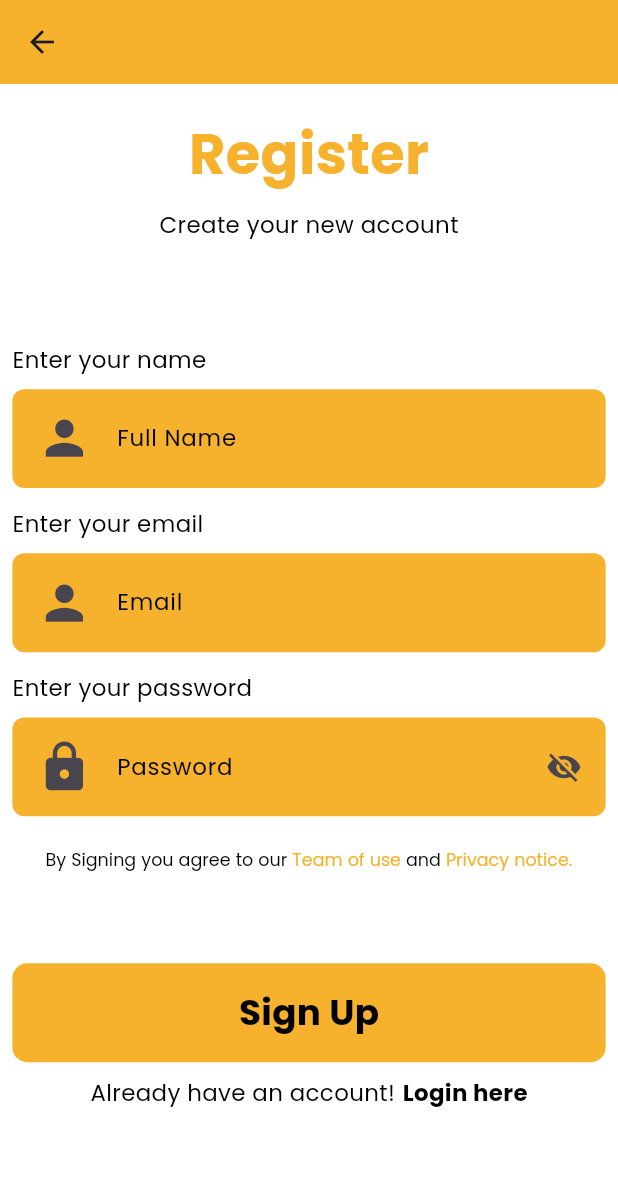
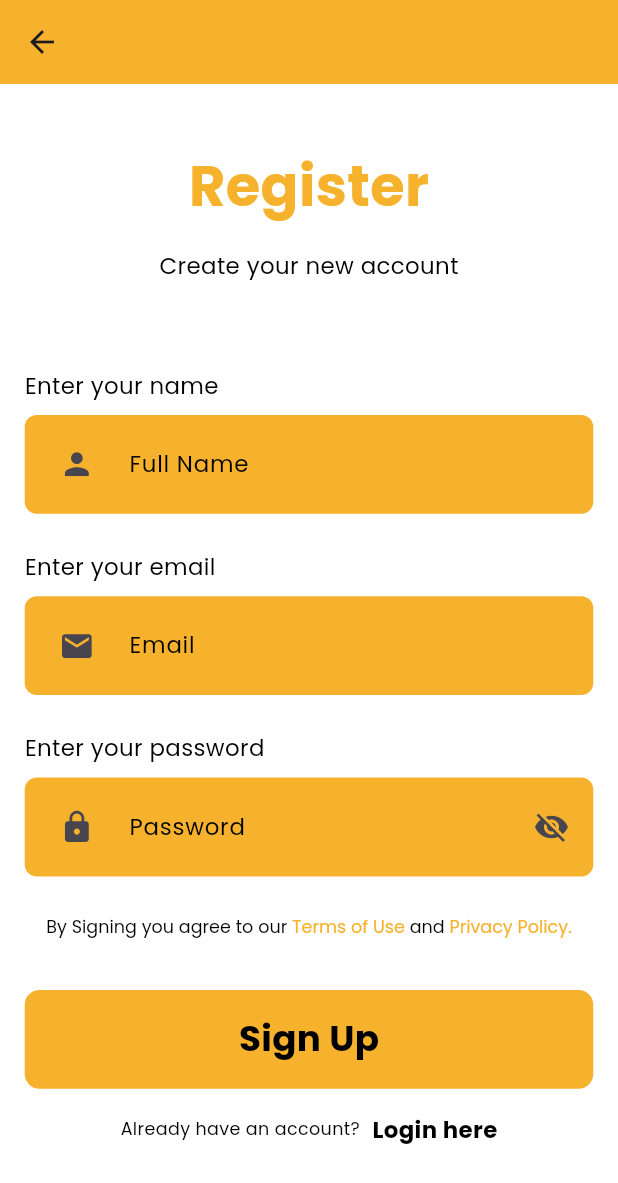
Before and after one commit to sadiqawan/AES_Project, a Flutter app: the screen it shows after launch, after a tap on "Sign Up", on a phone screen of 412 x 824 dp. Shown: the top 1183 px of the screen. Run offline on Flutter 3.47's test engine with Material 3 defaults, Android fonts, the light colour scheme and no system bars; our stand-ins replace animated_notch_bottom_bar, cloud_firestore, firebase_auth, firebase_core, firebase_storage, get and 4 more; missing offline and left inert: fade_out_particle; accounts and stored records are empty; network calls fail.

Commit message:
updated responsivens

```diff
--- a/lib/ui/mobile_ui/auth_views/login_view.dart
+++ b/lib/ui/mobile_ui/auth_views/login_view.dart
@@ -22,30 +22,36 @@ class LoginView extends StatefulWidget {
 class _LoginViewState extends State<LoginView> {
   @override
   Widget build(BuildContext context) {
-    return _screen(context);
-  }
-}
+    return Scaffold(
+      body: LayoutBuilder(
+        builder: (context, constraints) {
+          bool isLandscape = constraints.maxWidth > 600;
+          return SingleChildScrollView(
+            child: Padding(
+              padding: EdgeInsets.symmetric(
+                horizontal: isLandscape ? 10.w : 5.w,
+              ),
+              child: Column(
+                crossAxisAlignment: CrossAxisAlignment.center,
+                children: [
+                  SizedBox(height: isLandscape ? 5.h : 8.h),
 
-Widget _screen(BuildContext context) {
-  AuthController authController = Get.put(AuthController());
-  return Scaffold(
-    body: SingleChildScrollView(
-      child: Padding(
-        padding: EdgeInsets.symmetric(horizontal: 2.w),
-        child: Column(
-          children: [
-            // Image with fixed size
+                  // Logo Image
                   Image.asset(
                     appLogo,
-              width: Get.width,
-              height: 40.h,
+                    width: isLandscape ? 35.w : 80.w,
+                    height: isLandscape ? 25.h : 35.h,
                     fit: BoxFit.contain,
                   ),
 
-            // Welcome text
+                  5.height,
+
+                  // Welcome Text
                   Text(
                     welcomeBack,
-              style: kHeading2B.copyWith(fontSize: 25.sp),
+                    style: kHeading2B.copyWith(
+                      fontSize: isLandscape ? 20.sp : 25.sp,
+                    ),
                     textAlign: TextAlign.center,
                   ),
                   Text(
@@ -53,40 +59,54 @@ Widget _screen(BuildContext context) {
                     style: kSmallTitle1,
                     textAlign: TextAlign.center,
                   ),
-            20.height,
+
+                  15.height,
+
+                  // Form Fields
                   Column(
                     children: [
                       CustomTextField(
                         keyboardType: TextInputType.emailAddress,
                         hint: 'Email',
                         icon: Icons.person,
-                  controller: authController.emailC,
+                        controller: Get.put(AuthController()).emailC,
                       ),
                       10.height,
-                Obx(() => CustomTextField(
-                  obscureText: !authController.isTure.value,
+                      Obx(
+                        () => CustomTextField(
+                          obscureText: !Get.find<AuthController>().isTure.value,
                           keyboardType: TextInputType.text,
                           hint: password,
                           icon: Icons.lock,
-                  suffixIcon: authController.isTure.value ? Icons.visibility : Icons.visibility_off,
-                  suffixOnTap: authController.obscureOnTap,
-                  controller: authController.passC,
-                )),
+                          suffixIcon:
+                              Get.find<AuthController>().isTure.value
+                                  ? Icons.visibility
+                                  : Icons.visibility_off,
+                          suffixOnTap: Get.find<AuthController>().obscureOnTap,
+                          controller: Get.find<AuthController>().passC,
+                        ),
+                      ),
                       10.height,
+
+                      // Forgot Password
                       Align(
                         alignment: Alignment.centerRight,
                         child: InkWell(
                           child: Text(forgotPassword, style: kSmallTitle1),
-                    onTap: () {
-                      Get.to(() => const ForgotView());
-                    },
+                          onTap: () => Get.to(() => const ForgotView()),
                         ),
                       ),
                       15.height,
+
+                      // Login Button
                       Obx(() {
                         return CustomButton(
-                    title: authController.isLoading.value ? loading : login,
+                          title:
+                              Get.find<AuthController>().isLoading.value
+                                  ? loading
+                                  : login,
                           onTap: () {
+                            final authController = Get.find<AuthController>();
                             if (authController.emailC.text.isEmpty ||
                                 authController.passC.text.isEmpty) {
                               ErrorSnackbar.show(
@@ -99,22 +119,25 @@ Widget _screen(BuildContext context) {
                           },
                         );
                       }),
-                30.height,
+
+                      20.height,
+
+                      // Sign-Up Option
                       Row(
                         mainAxisAlignment: MainAxisAlignment.center,
                         children: [
                           Text('Don\'t have an account?', style: kSmallTitle1),
-                    5.width,
-                    InkWell(
+                          2.width,
+                          Flexible(
+                            child: InkWell(
                               child: Text(
                                 signUp,
                                 style: kSmallTitle1.copyWith(
                                   fontWeight: FontWeight.bold,
                                 ),
                               ),
-                      onTap: () {
-                        Get.to(() => const SignupView());
-                      },
+                              onTap: () => Get.to(() => const SignupView()),
+                            ),
                           ),
                         ],
                       ),
@@ -123,6 +146,9 @@ Widget _screen(BuildContext context) {
                 ],
               ),
             ),
+          );
+        },
       ),
     );
   }
+}
--- a/lib/ui/mobile_ui/auth_views/signup_view.dart
+++ b/lib/ui/mobile_ui/auth_views/signup_view.dart
@@ -5,7 +5,6 @@ import 'package:ase/ui/mobile_ui/auth_views/login_view.dart';
 import 'package:flutter/material.dart';
 import 'package:get/get.dart';
 import 'package:sizer/sizer.dart';
-
 import '../../../constant/const_style.dart';
 import '../../../constant/cont_text.dart';
 import '../../../widgets/costum_button.dart';
@@ -28,19 +27,21 @@ class _SignupViewState extends State<SignupView> {
 
 Widget _screen(BuildContext context) {
   AuthController authController = Get.put(AuthController());
+
   return Scaffold(
     appBar: AppBar(backgroundColor: kSecondaryColor),
     body: SingleChildScrollView(
       child: Padding(
-        padding: EdgeInsets.symmetric(horizontal: 2.w),
+        padding: EdgeInsets.symmetric(horizontal: 4.w),
         child: Column(
           crossAxisAlignment: CrossAxisAlignment.center,
           children: [
-            20.height,
+            5.h.height,
             Text(register, style: kHeading2B),
-            10.height,
+            2.h.height,
             Text(createNewAccount, style: kSmallTitle1),
-            60.height,
+            6.h.height,
+
             Column(
               children: [
                 _enterFieldText(enterYourName),
@@ -50,36 +51,40 @@ Widget _screen(BuildContext context) {
                   icon: Icons.person,
                   controller: authController.nameC,
                 ),
-                5.height,
+                2.h.height,
                 _enterFieldText(enterYourEmail),
                 CustomTextField(
                   keyboardType: TextInputType.emailAddress,
                   hint: email,
-                  icon: Icons.person,
+                  icon: Icons.email,
                   controller: authController.emailC,
                 ),
-                5.height,
+                2.h.height,
                 _enterFieldText(enterYourPassword),
                 Obx(() => CustomTextField(
                   obscureText: !authController.isTure.value,
                   keyboardType: TextInputType.text,
                   hint: password,
                   icon: Icons.lock,
-                  suffixIcon: authController.isTure.value ? Icons.visibility : Icons.visibility_off,
+                  suffixIcon: authController.isTure.value
+                      ? Icons.visibility
+                      : Icons.visibility_off,
                   suffixOnTap: authController.obscureOnTap,
                   controller: authController.passC,
                 )),
-                20.height,
+                3.h.height,
+
                 RichText(
+                  textAlign: TextAlign.center,
                   text: TextSpan(
-                    style: TextStyle(wordSpacing: 2.sp),
+                    style: TextStyle(wordSpacing: 1.5.sp),
                     children: [
                       TextSpan(
                         text: 'By Signing you agree to our ',
                         style: kSmallTitle1.copyWith(fontSize: 14.sp),
                       ),
                       TextSpan(
-                        text: 'Team of use ',
+                        text: 'Terms of Use ',
                         style: kSmallTitle1.copyWith(
                           fontSize: 14.sp,
                           color: kSecondaryColor,
@@ -90,7 +95,7 @@ Widget _screen(BuildContext context) {
                         style: kSmallTitle1.copyWith(fontSize: 14.sp),
                       ),
                       TextSpan(
-                        text: 'Privacy notice.',
+                        text: 'Privacy Policy.',
                         style: kSmallTitle1.copyWith(
                           fontSize: 14.sp,
                           color: kSecondaryColor,
@@ -99,7 +104,8 @@ Widget _screen(BuildContext context) {
                     ],
                   ),
                 ),
-                60.height,
+                4.h.height,
+
                 Obx(() {
                   return CustomButton(
                     title: authController.isLoading.value ? loading : signUp,
@@ -116,23 +122,25 @@ Widget _screen(BuildContext context) {
                     },
                   );
                 }),
-                10.height,
+
+                2.h.height,
                 Row(
                   mainAxisAlignment: MainAxisAlignment.center,
                   children: [
-                    Text('Already have an account!', style: kSmallTitle1),
-                    5.width,
+                    Text('Already have an account?', style: kSmallTitle1.copyWith(fontSize: 14.sp)),
+                    2.w.width,
                     InkWell(
                       child: Text(
                         "Login here",
                         style: kSubTitle2B.copyWith(fontSize: 16.sp),
                       ),
                       onTap: () {
-                        Get.offAll(() => LoginView());
+                        Get.offAll(() => const LoginView());
                       },
                     ),
                   ],
                 ),
+                2.h.height,
               ],
             ),
           ],
--- a/lib/ui/mobile_ui/dashbord_views/navigation_view.dart
+++ b/lib/ui/mobile_ui/dashbord_views/navigation_view.dart
@@ -6,6 +6,7 @@ import 'package:ase/ui/mobile_ui/dashbord_views/profile_view/profile_view.dart';
 import 'package:ase/ui/mobile_ui/dashbord_views/updates_view/updates_view.dart';
 import 'package:flutter/material.dart';
 import 'package:get/get.dart';
+import 'package:sizer/sizer.dart';
 import '../../../app_controller/app_controller.dart';
 
 class NavigationView extends StatelessWidget {
@@ -44,10 +45,10 @@ class NavigationView extends StatelessWidget {
         kBottomRadius: 28.0,
         notchColor: kSecondaryColor,
         removeMargins: false,
-        bottomBarWidth: 500,
+        bottomBarWidth: Get.width,
         showShadow: true,
         durationInMilliSeconds: 300,
-        itemLabelStyle: const TextStyle(fontSize: 10),
+        itemLabelStyle: TextStyle(fontSize: 14.sp),
         elevation: 2,
         kIconSize: 24.0,
         bottomBarItems: [
--- a/lib/ui/mobile_ui/dashbord_views/profile_view/profile_view.dart
+++ b/lib/ui/mobile_ui/dashbord_views/profile_view/profile_view.dart
@@ -25,7 +25,8 @@ Widget _screen(BuildContext context) {
   final format = DateFormat('MMMM dd yyyy');
   return Scaffold(
     appBar: AppBar(),
-    body: Column(
+    body: SingleChildScrollView(
+      child: Column(
         children: [
           5.height,
           Text('PROFILE', style: kHeading2B),
@@ -267,7 +268,9 @@ Widget _screen(BuildContext context) {
             },
             child: _widget(Icons.login_outlined, 'Logout'),
           ),
+          80.height,
         ],
+      ),
     ),
   );
 }
--- a/lib/widgets/custom_textfield.dart
+++ b/lib/widgets/custom_textfield.dart
@@ -46,7 +46,7 @@ class CustomTextField extends StatelessWidget {
         decoration: InputDecoration(
           border: InputBorder.none,
           hintText: hint,
-          prefixIcon: Icon(icon, size: 25.sp),
+          prefixIcon: Icon(icon, size: 20.sp),
           suffixIcon: IconButton(onPressed: suffixOnTap, icon: Icon(suffixIcon)),
           prefixIconConstraints: BoxConstraints(
             minWidth: 15.w,
```
Also changed, not shown: lib/ui/mobile_ui/dashbord_views/home_view/ex_routs/stock_history_routs/all_history.dart (+5 -4 lines), lib/ui/mobile_ui/dashbord_views/home_view/home_view.dart (+15 -17 lines), lib/ui/mobile_ui/dashbord_views/home_view/home_vm.dart (+8 -0 lines), lib/ui/mobile_ui/dashbord_views/item_listing_view/add_item_view.dart (+31 -68 lines), lib/widgets/card_button.dart (+21 -8 lines). Lines whose indentation alone changed are shown as unchanged.
